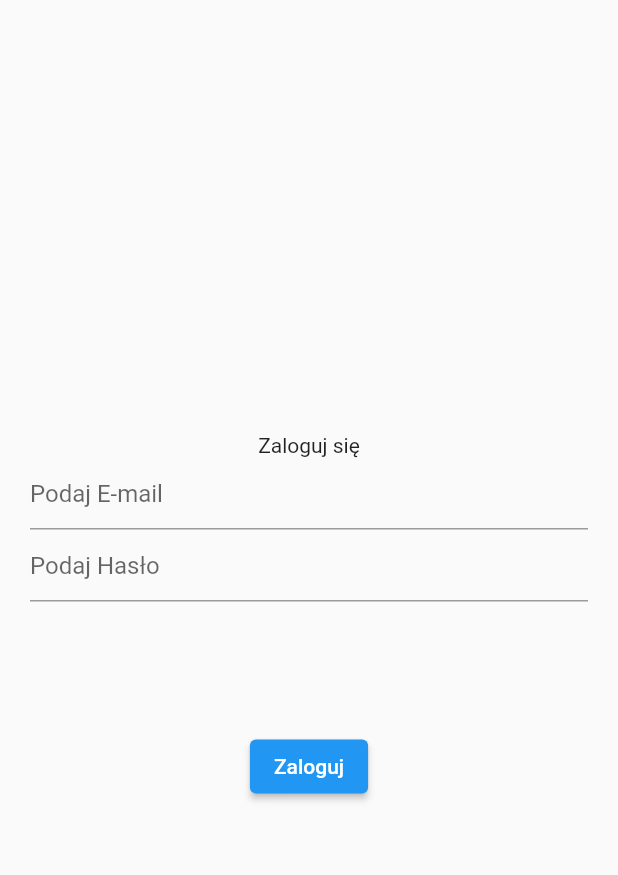
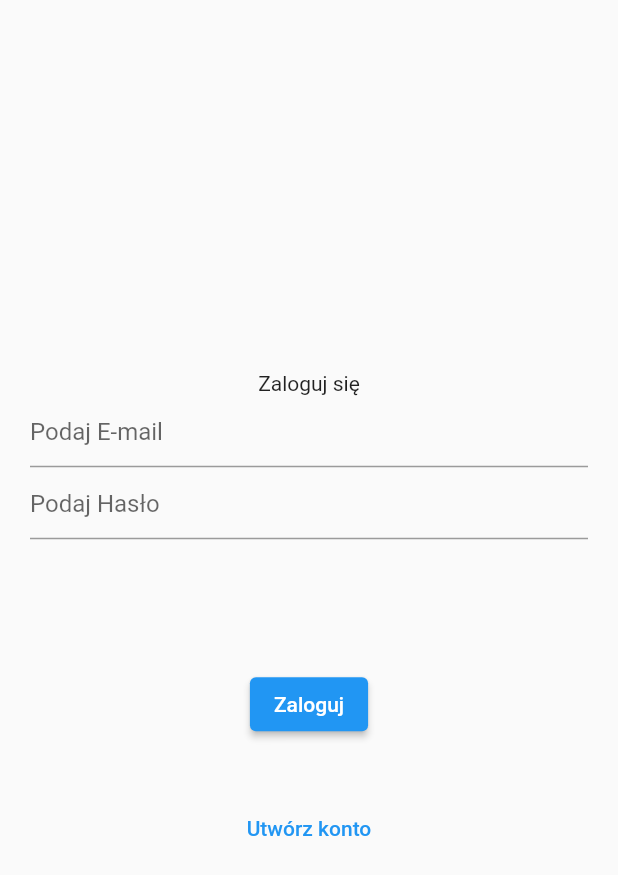
Before and after one commit to jacekkawiorski/gamedonelist, a Flutter app: the screen it shows after launch, on a phone screen of 412 x 824 dp. Shown: the top 875 px of the screen. Run offline on Flutter 3.47's test engine with Material 2 defaults, Android fonts, the light colour scheme and no system bars; our stand-ins replace firebase_auth, firebase_core; accounts and stored records are empty.

Commit message:
Add registration

```diff
--- a/lib/app/login/login_page.dart
+++ b/lib/app/login/login_page.dart
@@ -15,6 +15,7 @@
 
 class _LoginPageState extends State<LoginPage> {
   var errorMessage = '';
+  var isCreatingAccount = false;
 
   @override
   Widget build(BuildContext context) {
@@ -25,7 +26,9 @@
         child: Column(
           mainAxisAlignment: MainAxisAlignment.center,
           children: [
-            const Text("Zaloguj się"),
+            Text(
+              isCreatingAccount == true ? 'Zarejestruj się?' : 'Zaloguj się',
+            ),
             TextField(
               controller: widget.emailController,
               decoration: const InputDecoration(hintText: 'Podaj E-mail'),
@@ -43,6 +46,17 @@
             const SizedBox(height: 35),
             ElevatedButton(
               onPressed: () async {
+                if (isCreatingAccount == true) {
+                  try {
+                    await FirebaseAuth.instance.createUserWithEmailAndPassword(
+                        email: widget.emailController.text,
+                        password: widget.passwordController.text);
+                  } catch (error) {
+                    setState(() {
+                      errorMessage = error.toString();
+                    });
+                  }
+                } else {
                   try {
                     await FirebaseAuth.instance.signInWithEmailAndPassword(
                         email: widget.emailController.text,
@@ -52,9 +66,33 @@
                       errorMessage = error.toString();
                     });
                   }
+                }
               },
-              child: const Text('Zaloguj'),
-            )
+              child: Text(
+                isCreatingAccount == true ? 'Zarejestruj się' : 'Zaloguj',
+              ),
+            ),
+            const SizedBox(height: 35),
+            if (isCreatingAccount == false) ...[
+              TextButton(
+                onPressed: () {
+                  setState(() {
+                    isCreatingAccount = true;
+                  });
+                },
+                child: const Text('Utwórz konto'),
+              ),
+            ],
+            if (isCreatingAccount == true) ...[
+              TextButton(
+                onPressed: () {
+                  setState(() {
+                    isCreatingAccount = false;
+                  });
+                },
+                child: const Text('Masz już konto ?'),
+              ),
+            ],
           ],
         ),
       ),
```
Lines whose indentation alone changed are shown as unchanged.
